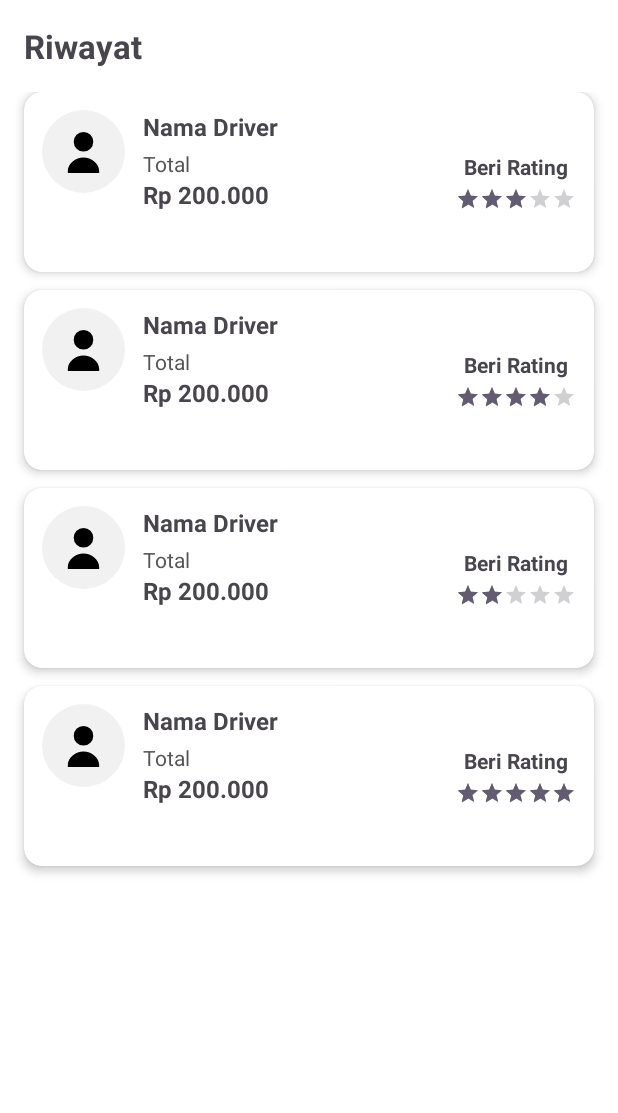
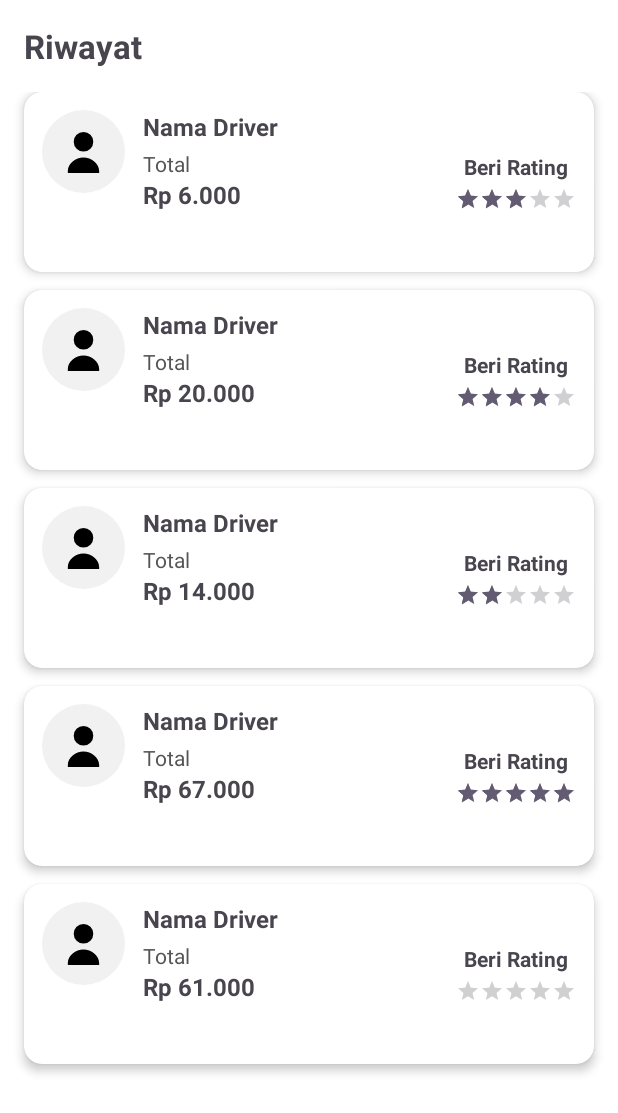
Before and after one commit to ShiraishiJunta/NgGojek, an Android app: the RiwayatActivity screen opened directly, with no data from a screen before it, on a phone screen of 412 x 824 dp. Shown: the top 1113 px of the screen. Run offline under Robolectric (Android 15) with nearby library versions, the phone set to English and light mode, and no system bars.

Commit message:
Fixed smth

```diff
--- a/app/src/main/java/com/example/nggojek/RiwayatActivity.kt
+++ b/app/src/main/java/com/example/nggojek/RiwayatActivity.kt
@@ -18,11 +18,11 @@ class RiwayatActivity : AppCompatActivity() {
         recyclerView.layoutManager = LinearLayoutManager(this)
 
         val dataRiwayat = listOf(
-            Riwayat("Nama Driver", "Rp 200.000", 3f),
-            Riwayat("Nama Driver", "Rp 200.000", 4f),
-            Riwayat("Nama Driver", "Rp 200.000", 2f),
-            Riwayat("Nama Driver", "Rp 200.000", 5f),
-//            Riwayat("Nama Driver", "Rp 200.000", 0f)
+            Riwayat("Nama Driver", "Rp 6.000", 3f),
+            Riwayat("Nama Driver", "Rp 20.000", 4f),
+            Riwayat("Nama Driver", "Rp 14.000", 2f),
+            Riwayat("Nama Driver", "Rp 67.000", 5f),
+            Riwayat("Nama Driver", "Rp 61.000", 0f)
         )
 
         adapterRiwayat = RiwayatAdapter(dataRiwayat)
--- a/app/src/main/java/com/example/nggojek/RiwayatAdapter.kt
+++ b/app/src/main/java/com/example/nggojek/RiwayatAdapter.kt
@@ -29,11 +29,12 @@ class RiwayatAdapter(
     override fun onBindViewHolder(holder: RiwayatViewHolder, position: Int) {
         val item = items[position]
 
+        holder.imgDriver.setImageResource(R.drawable.profile)
         holder.txtNamaDriver.text = item.namaDriver
         holder.txtTotal.text = "Total"
         holder.txtHarga.text = item.totalHarga
         holder.ratingBar.rating = item.rating
-        holder.imgDriver.setImageResource(R.drawable.profile) // default icon
+
     }
 
     override fun getItemCount(): Int = items.size
--- a/app/src/main/res/layout/item_chat.xml
+++ b/app/src/main/res/layout/item_chat.xml
@@ -48,7 +48,6 @@
             android:layout_margin="12dp"
             android:paddingTop="12dp">
 
-
             <TextView
                 android:id="@+id/textNamaDriver"
                 android:layout_width="match_parent"
@@ -63,6 +62,6 @@
                 android:text="Pesan..." />
         </LinearLayout>
 
+    </LinearLayout>
 
-    </LinearLayout>
 </androidx.constraintlayout.widget.ConstraintLayout>
```
Also changed, not shown: app/src/main/java/com/example/nggojek/HomepageActivity.kt (+8 -13 lines), app/src/main/res/layout/activity_profile.xml (+0 -9 lines).
